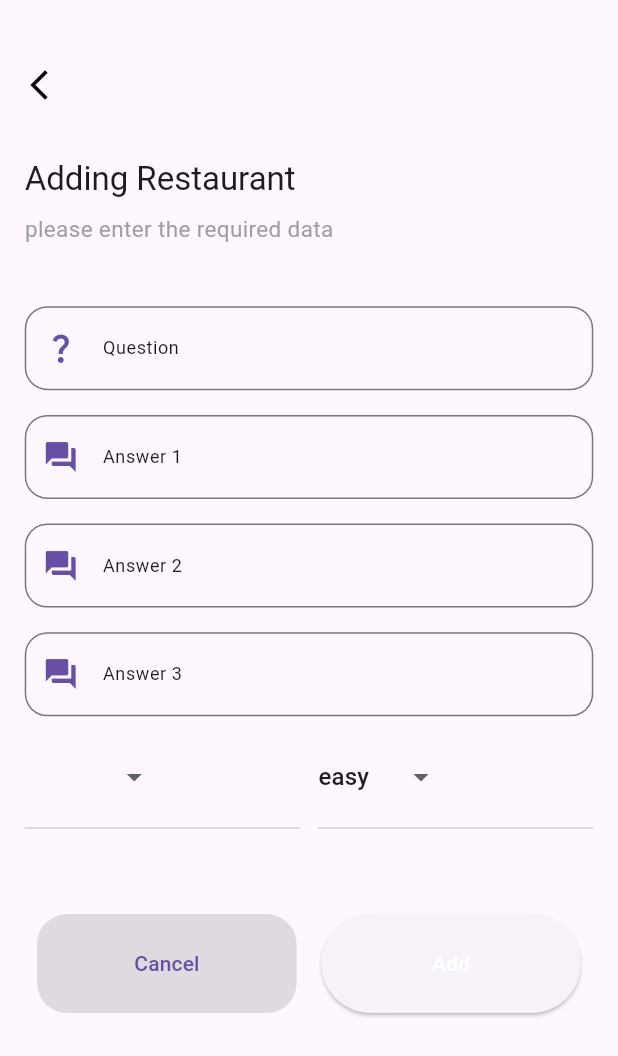
After one commit to abdelrahman192317/Library-Treasure-Hunt, a Flutter app: the AddQuestion screen opened directly, on a phone screen of 412 x 824 dp. The commit adds this screen. Shown: the top 1056 px of the screen. Run offline on Flutter 3.47's test engine with Material 3 defaults, Android fonts, the phone set to English and light mode, and no system bars; our stand-ins replace bloc, cloud_firestore, firebase_core; accounts and stored records are empty.

Commit message:
adding firebase, add question and 2laa el hady

```diff
--- a/lib/library/data/models/questions_model.dart
+++ b/lib/library/data/models/questions_model.dart
@@ -7,7 +7,8 @@ class Question {
   String answer_1;
   String answer_2;
   String answer_3;
-  int difficulty;
+  int rightAnswer;
+  String difficulty;
 
   Question({
     this.level = 0,
@@ -16,7 +17,8 @@ class Question {
     this.answer_1 = '',
     this.answer_2 = '',
     this.answer_3 = '',
-    this.difficulty = 0,
+    this.rightAnswer = 0,
+    this.difficulty = '',
   });
 
   factory Question.fromMap(Map<String, dynamic> map, String id) {
@@ -27,7 +29,8 @@ class Question {
       answer_1: map['answer_1'] ?? '',
       answer_2: map['answer_2'] ?? '',
       answer_3: map['answer_3'] ?? '',
-      difficulty: map['difficulty'] ?? 0,
+      difficulty: map['difficulty'] ?? 'easy',
+      rightAnswer: map['rightAnswer'] ?? 0,
     );
   }
 
@@ -39,5 +42,6 @@ class Question {
     "answer_2": question.answer_2,
     "answer_3": question.answer_3,
     "difficulty": question.difficulty,
+    "rightAnswer": question.rightAnswer,
   };
 }
--- a/lib/library/data/repos/questions_firebase.dart
+++ b/lib/library/data/repos/questions_firebase.dart
@@ -23,4 +23,6 @@ class QuestionsFirebaseManger {
       throw Exception();
     }
   }
+
+
 }
--- /dev/null
+++ b/lib/library/presentation/screens/add_question/add_question.dart
@@ -0,0 +1,368 @@
+import 'package:flutter/material.dart';
+
+import 'package:cloud_firestore/cloud_firestore.dart';
+
+import '../../../data/models/questions_model.dart';
+
+class AddQuestion extends StatefulWidget {
+  const AddQuestion({Key? key}) : super(key: key);
+
+  @override
+  State<AddQuestion> createState() => _AddQuestionState();
+}
+
+class _AddQuestionState extends State<AddQuestion> {
+  final _formKey = GlobalKey<FormState>();
+
+  String? _errorMessage;
+
+  bool categoriesSelected = false;
+
+  final _questionController = TextEditingController();
+  final _answer_1Controller = TextEditingController();
+  final _answer_2Controller = TextEditingController();
+  final _answer_3Controller = TextEditingController();
+
+  final List<int> _levelList = [];
+  int _selectedLevel = 0;
+
+  final List<String> _difficultyList = ['easy', 'middle', 'difficult'];
+  String _selectedDifficulty = 'easy';
+
+
+  bool _uploading = false;
+
+  @override
+  void initState() {
+    for(int i = 1; i < 11; i++){
+      _levelList.add(i);
+    }
+    super.initState();
+  }
+
+  @override
+  void dispose() {
+    _questionController.dispose();
+    _answer_1Controller.dispose();
+    _answer_2Controller.dispose();
+    _answer_3Controller.dispose();
+    super.dispose();
+  }
+
+  @override
+  Widget build(BuildContext context) {
+    final size = MediaQuery.of(context).size;
+
+    return WillPopScope(
+      onWillPop: () async {
+        return true;
+      },
+      child: Scaffold(
+        body: SingleChildScrollView(
+          child: Container(
+            padding: EdgeInsets.all(size.height * 0.01),
+            child: Column(
+              crossAxisAlignment: CrossAxisAlignment.start,
+              children: [
+                SizedBox(height: size.height * 0.03),
+                IconButton(
+                  onPressed: () {
+                    Navigator.pop(context);
+                  },
+                  icon: Icon(
+                    Icons.arrow_back_ios,
+                    color: Theme.of(context).shadowColor,
+                  ),
+                ),
+                Padding(
+                  padding: EdgeInsets.all(size.height * 0.01),
+                  child: Form(
+                    key: _formKey,
+                    child: Column(
+                      crossAxisAlignment: CrossAxisAlignment.start,
+                      children: [
+                        SizedBox(height: size.height * 0.02),
+
+                        Text('Adding Restaurant',
+                            style: Theme.of(context).textTheme.titleLarge),
+                        SizedBox(height: size.height * 0.01),
+
+                        const Text(
+                          'please enter the required data',
+                          style: TextStyle(fontSize: 15, color: Colors.grey),
+                        ),
+                        SizedBox(height: size.height * 0.05),
+
+                        //question
+                        TextFormField(
+                          controller: _questionController,
+                          decoration: InputDecoration(
+                            border: const OutlineInputBorder(
+                                borderRadius:
+                                    BorderRadius.all(Radius.circular(15))),
+                            labelText: 'Question',
+                            labelStyle: Theme.of(context).textTheme.bodySmall,
+                            prefixIcon: Icon(
+                              Icons.question_mark,
+                              color: Theme.of(context).primaryColor,
+                            ),
+                          ),
+                          keyboardType: TextInputType.name,
+                          validator: (value) => value == null || value.isEmpty
+                              ? 'Please enter question'
+                              : null,
+                        ),
+                        SizedBox(
+                          height: size.height * 0.02,
+                        ),
+
+                        //answer 1
+                        TextFormField(
+                          controller: _answer_1Controller,
+                          decoration: InputDecoration(
+                            border: const OutlineInputBorder(
+                                borderRadius:
+                                BorderRadius.all(Radius.circular(15))),
+                            labelText: 'Answer 1',
+                            labelStyle: Theme.of(context).textTheme.bodySmall,
+                            prefixIcon: Icon(
+                              Icons.question_answer,
+                              color: Theme.of(context).primaryColor,
+                            ),
+                          ),
+                          keyboardType: TextInputType.name,
+                          validator: (value) => value == null || value.isEmpty
+                              ? 'Please enter Answer 1'
+                              : null,
+                        ),
+                        SizedBox(
+                          height: size.height * 0.02,
+                        ),
+
+                        //answer 2
+                        TextFormField(
+                          controller: _answer_2Controller,
+                          decoration: InputDecoration(
+                            border: const OutlineInputBorder(
+                                borderRadius:
+                                BorderRadius.all(Radius.circular(15))),
+                            labelText: 'Answer 2',
+                            labelStyle: Theme.of(context).textTheme.bodySmall,
+                            prefixIcon: Icon(
+                              Icons.question_answer,
+                              color: Theme.of(context).primaryColor,
+                            ),
+                          ),
+                          keyboardType: TextInputType.name,
+                          validator: (value) => value == null || value.isEmpty
+                              ? 'Please enter Answer 2'
+                              : null,
+                        ),
+                        SizedBox(
+                          height: size.height * 0.02,
+                        ),
+
+                        //answer 3
+                        TextFormField(
+                          controller: _answer_3Controller,
+                          decoration: InputDecoration(
+                            border: const OutlineInputBorder(
+                                borderRadius:
+                                BorderRadius.all(Radius.circular(15))),
+                            labelText: 'Answer 3',
+                            labelStyle: Theme.of(context).textTheme.bodySmall,
+                            prefixIcon: Icon(
+                              Icons.question_answer,
+                              color: Theme.of(context).primaryColor,
+                            ),
+                          ),
+                          keyboardType: TextInputType.name,
+                          validator: (value) => value == null || value.isEmpty
+                              ? 'Please enter Answer 3'
+                              : null,
+                        ),
+                        SizedBox(
+                          height: size.height * 0.02,
+                        ),
+
+
+                        // level + difficulty
+                        Row(
+                          children: [
+                            Expanded(
+                              child: SizedBox(
+                                height: size.height * 0.08,
+                                child: DropdownButton(
+                                  value: _selectedLevel,
+                                  items: _levelList.map((i) => DropdownMenuItem(
+                                    value: i,
+                                    child: Text('Level $i'),
+                                  )).toList(),
+                                  onChanged: (val){
+                                    setState(() {
+                                      _selectedLevel = val!;
+                                    });
+                                  },
+                                ),
+                              ),
+                            ),
+                            SizedBox(width: size.width * 0.03),
+                            Expanded(
+                              child: SizedBox(
+                                height: size.height * 0.08,
+                                child: DropdownButton(
+                                  value: _selectedDifficulty,
+                                  items: _difficultyList.map((i) => DropdownMenuItem(
+                                    value: i,
+                                    child: Text(i),
+                                  )).toList(),
+                                  onChanged: (val){
+                                    setState(() {
+                                      _selectedDifficulty = val!;
+                                    });
+                                  },
+                                ),
+                              ),
+                            ),
+                          ],
+                        ),
+                        SizedBox(height: size.height * 0.02),
+
+
+                        if (_errorMessage != null)
+                          Text(_errorMessage!,
+                              style: const TextStyle(color: Colors.red)),
+                        SizedBox(height: size.height * 0.02),
+
+                        SizedBox(height: size.height * 0.02),
+
+                        //add or cancel
+                        Row(
+                          children: [
+                            //cancel
+                            Expanded(
+                              child: Padding(
+                                padding: EdgeInsets.symmetric(
+                                    horizontal: size.width * 0.02),
+                                child: SizedBox(
+                                    height: size.height * 0.08,
+                                    child: ElevatedButton(
+                                      style: ElevatedButton.styleFrom(
+                                        shape: RoundedRectangleBorder(
+                                            borderRadius:
+                                                BorderRadius.circular(20)),
+                                        elevation: 0,
+                                        backgroundColor:
+                                            Theme.of(context).focusColor,
+                                        foregroundColor:
+                                            Theme.of(context).primaryColor,
+                                      ),
+                                      onPressed: () {
+                                        Navigator.pop(context);
+                                      },
+                                      child: const Text('Cancel'),
+                                    )),
+                              ),
+                            ),
+
+                            //add
+                            Expanded(
+                              child: Padding(
+                                padding: EdgeInsets.symmetric(
+                                    horizontal: size.width * 0.02),
+                                child: SizedBox(
+                                  height: size.height * 0.08,
+                                  child: ElevatedButton(
+                                    onPressed: _uploading
+                                        ? null
+                                        : () async {
+                                            if (!_formKey.currentState!
+                                                .validate()
+                                            ) {
+                                              setState(() {
+                                                _errorMessage =
+                                                    'please add data first';
+                                              });
+                                            } else {
+                                              // Set `_uploading` to true before starting the upload
+                                              setState(() {
+                                                _uploading = true;
+                                              });
+
+                                              // Call the function to upload data
+                                              await uploadQuestion(context);
+
+                                              // Set `_uploading` to false after the upload is complete
+                                              setState(() {
+                                                _uploading = false;
+                                              });
+                                            }
+                                          },
+                                    child: Text(
+                                      _uploading ? 'Adding...' : 'Add',
+                                      style:
+                                          const TextStyle(color: Colors.white),
+                                    ),
+                                  ),
+                                ),
+                              ),
+                            ),
+                          ],
+                        ),
+                      ],
+                    ),
+                  ),
+                ),
+              ],
+            ),
+          ),
+        ),
+      ),
+    );
+  }
+
+  Future uploadQuestion(BuildContext context) async {
+
+    try {
+
+      CollectionReference questionCollection =
+          FirebaseFirestore.instance.collection('Questions');
+
+
+      // Add the data to Firestore
+      DocumentReference questionDocRef = await questionCollection.add(Question(
+        level: _selectedLevel,
+        difficulty: _selectedDifficulty,
+        question: _questionController.text,
+        answer_1: _answer_1Controller.text,
+        answer_2: _answer_2Controller.text,
+        answer_3: _answer_3Controller.text,
+        rightAnswer: 0,
+      ));
+
+      await questionCollection.add(questionDocRef);
+
+
+      if (context.mounted) {
+        ScaffoldMessenger.of(context).showSnackBar(
+          const SnackBar(
+            content: Text('Questions added successfully'),
+          ),
+        );
+      }
+      _clearFields();
+    } catch (e) {
+      _errorMessage = 'Error: $e';
+    }
+  }
+
+  void _clearFields() {
+    _questionController.clear();
+    _answer_1Controller.clear();
+    _answer_2Controller.clear();
+    _answer_3Controller.clear();
+
+    _errorMessage = null;
+
+  }
+}
--- a/lib/main.dart
+++ b/lib/main.dart
@@ -1,6 +1,12 @@
 import 'package:flutter/material.dart';
 
-void main() {
+import 'package:firebase_core/firebase_core.dart';
+import 'firebase_options.dart';
+
+void main() async {
+  await Firebase.initializeApp(
+    options: DefaultFirebaseOptions.currentPlatform,
+  );
   runApp(const MyApp());
 }
 
@@ -10,6 +16,7 @@ class MyApp extends StatelessWidget {
   @override
   Widget build(BuildContext context) {
     return MaterialApp(
+      debugShowCheckedModeBanner: false,
       title: 'Treasure Hunt',
       home: Container(),
     );
--- a/pubspec.yaml
+++ b/pubspec.yaml
@@ -16,6 +16,8 @@ dependencies:
     sdk: flutter
 
   cupertino_icons: ^1.0.2
+
+  firebase_core:
 
   bloc: ^8.1.3
   flutter_bloc: ^8.1.4
```
Also changed, not shown: lib/firebase_options.dart (added), pubspec.lock, 3 other files.
